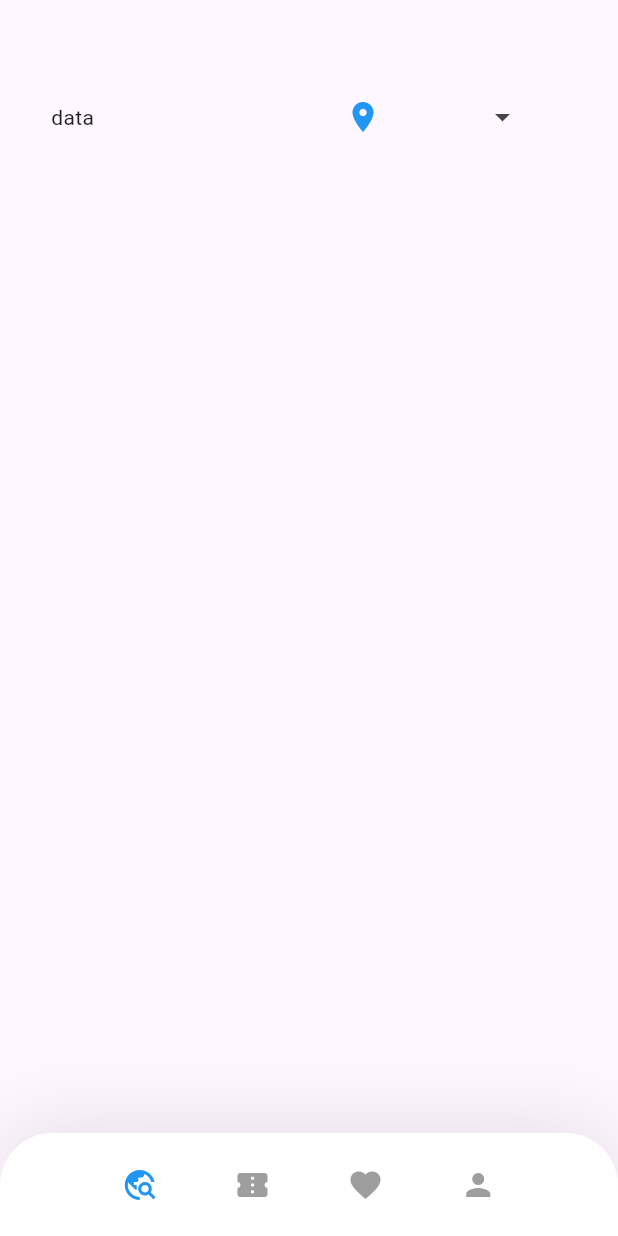
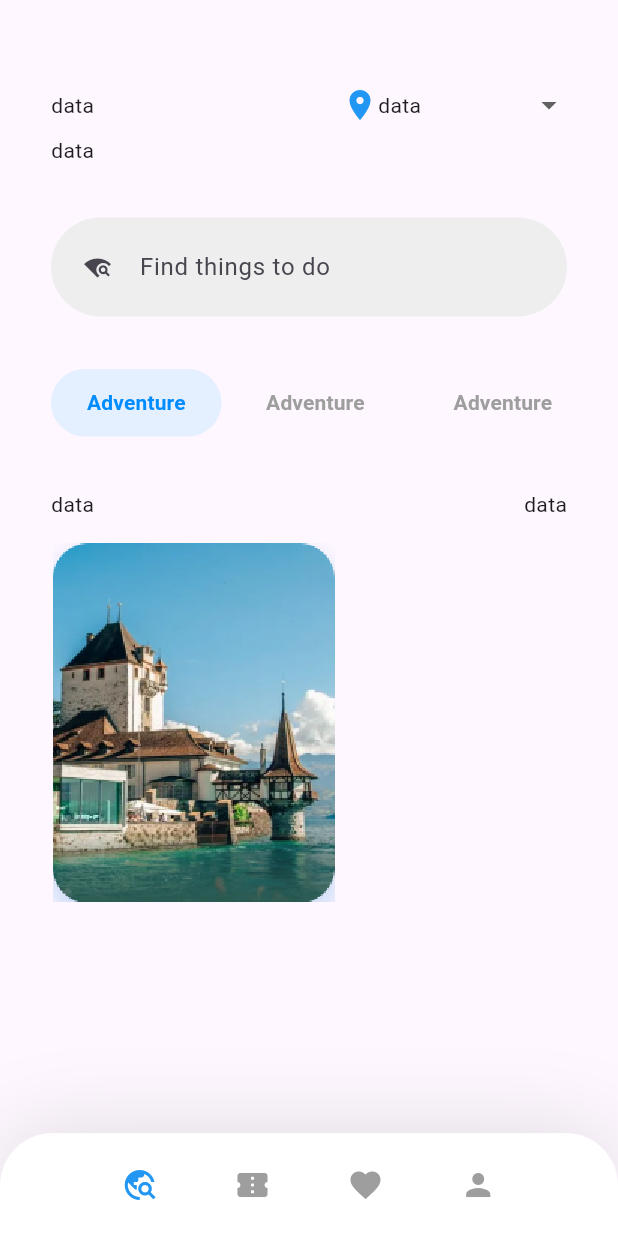
Before and after one commit to ArtosAPI/Travelling, a Flutter app: the screen it shows after launch, on a phone screen of 412 x 824 dp. Run offline on Flutter 3.47's test engine with Material 3 defaults, Android fonts, the phone set to English and light mode, and no system bars; our stand-ins replace google_fonts; project files that could hold a hidden picture were left out.

Commit message:
Some changes added

```diff
--- a/lib/views/main_screen.dart
+++ b/lib/views/main_screen.dart
@@ -1,5 +1,7 @@
 import 'package:flutter/material.dart';
+import 'package:flutter/widgets.dart';
 
+//TODO: implement Bloc
 class MainScreen extends StatelessWidget {
   MainScreen({super.key});
 
@@ -12,46 +14,147 @@ class MainScreen extends StatelessWidget {
   }
 }
 
-class MainScreenBody extends StatelessWidget {
-  const MainScreenBody({super.key});
+class MainScreenBody extends StatefulWidget {
+  MainScreenBody({super.key});
+  List<bool> selections = List.generate(5, (index) => false);
+  int selectedItem = 0;
 
+  @override
+  State<MainScreenBody> createState() => _MainScreenBodyState();
+}
+
+class _MainScreenBodyState extends State<MainScreenBody> {
   @override
   Widget build(BuildContext context) {
     return Padding(
         padding: const EdgeInsets.symmetric(horizontal: 34.0),
-      child: ListView(
-        children: const [
+        child: ListView(children: [
           const SizedBox(
             height: 50,
           ),
-          Row(
+          const ChooseLocation(),
+          const Text('data'),
+          const SizedBox(height: 35),
+          const SearchField(),
+          const SizedBox(height: 35),
+          SizedBox(
+              height: 45,
+              child: ListView(
+                scrollDirection: Axis.horizontal,
+                //TODO: here bloc
+                children: List.generate(4, (index) {
+                  return SizedBox(
+                      width: widget.selectedItem == index ? null : 125,
+                      child: FilledButton(
+                          onPressed: () {
+                            setState(() {
+                              widget.selectedItem = index;
+                            });
+                          },
+                          style: ButtonStyle(
+                            backgroundColor: MaterialStatePropertyAll(
+                                widget.selectedItem == index
+                                    ? const Color.fromRGBO(228, 239, 255, 1)
+                                    : Colors.transparent),
+                          ),
+                          child: Text('Adventure',
+                              style: TextStyle(
+                                  color: widget.selectedItem == index
+                                      ? const Color.fromARGB(255, 0, 140, 255)
+                                      : Colors.grey,
+                                  fontWeight: FontWeight.bold))));
+                }),
+              )),
+          const SizedBox(height: 35),
+          const Row(
+            mainAxisAlignment: MainAxisAlignment.spaceBetween,
+            children: [
+              Text('data'),
+              Text('data'),
+            ],
+          ),
+          const SizedBox(height: 15),
+          SizedBox(
+            height: 240,
+            child: ListView(
+              children: const [
+                Stack(
+                  children: [
+                    SizedBox(
+                        width: 190,
+                        child: Image(
+                            filterQuality: FilterQuality.none,
+                            image: AssetImage('assets/images/alley_palace.png')))
+                  ],
+                )
+              ],
+            ),
+          )
+        ]));
+  }
+}
+
+//TODO: here bloc
+class ChooseLocation extends StatelessWidget {
+  const ChooseLocation({
+    super.key,
+  });
+
+  @override
+  Widget build(BuildContext context) {
+    return Row(
       mainAxisAlignment: MainAxisAlignment.spaceBetween,
       children: [
         const Text('data'),
-              DropdownMenu(
-                  inputDecorationTheme: InputDecorationTheme(
-                      border: InputBorder.none,
-                      constraints: BoxConstraints(maxWidth: 145),
-                      iconColor: Colors.blue,),
-                  enableFilter: true,
-                  leadingIcon: Icon(Icons.location_on, color: Colors.blue),
-                  dropdownMenuEntries: [
-                    DropdownMenuEntry(
-                        labelWidget: Text('data'), label: 'data', value: 0)
-                  ]),
-              // Row(children: [
-              //   Icon(Icons.location_on, color: Colors.blue),
-              //   Text('data'),
-              // ],)
+        SizedBox(
+          width: 150,
+          height: 40,
+          child: DropdownButton(
+              elevation: 0,
+              underline: const Row(
+                children: [
+                  Icon(Icons.location_on, color: Colors.blue),
+                  Text('data'),
                 ],
-          )
+              ),
+              isExpanded: true,
+              items: const [DropdownMenuItem(value: 0, child: Text('data'))],
+              onChanged: (e) {}),
+        ),
       ],
+    );
+  }
+}
+
+//TODO: here bloc
+class SearchField extends StatelessWidget {
+  const SearchField({
+    super.key,
+  });
+
+  @override
+  Widget build(BuildContext context) {
+    return const TextField(
+      decoration: InputDecoration(
+        filled: true,
+        fillColor: Color.fromARGB(255, 238, 238, 238),
+        contentPadding: EdgeInsets.only(left: 25, top: 42),
+        isDense: true,
+        border: OutlineInputBorder(
+            borderSide: BorderSide.none,
+            borderRadius: BorderRadius.horizontal(
+                left: Radius.circular(50), right: Radius.circular(50))),
+        hintText: 'Find things to do',
+        prefixIcon: Padding(
+          padding: EdgeInsets.only(left: 22, right: 15),
+          child: Icon(Icons.wifi_find),
+        ),
       ),
     );
   }
 }
 
-//TODO: implement Bloc
+//TODO: here bloc
 class BottomNavBar extends StatefulWidget {
   BottomNavBar({super.key});
   int selectedItem = 0;
```
Lines whose indentation alone changed are shown as unchanged.
